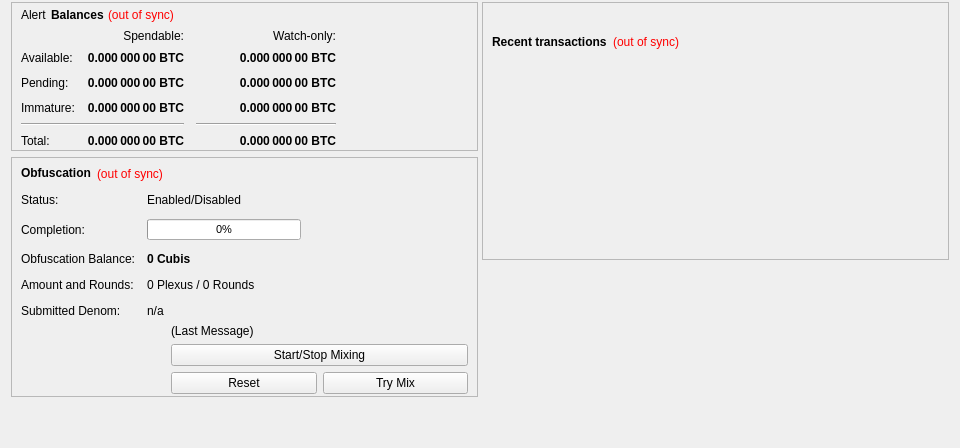
Qt form src/qt/forms/overviewpage.ui (altcuim/Cubiscoin) before a commit.
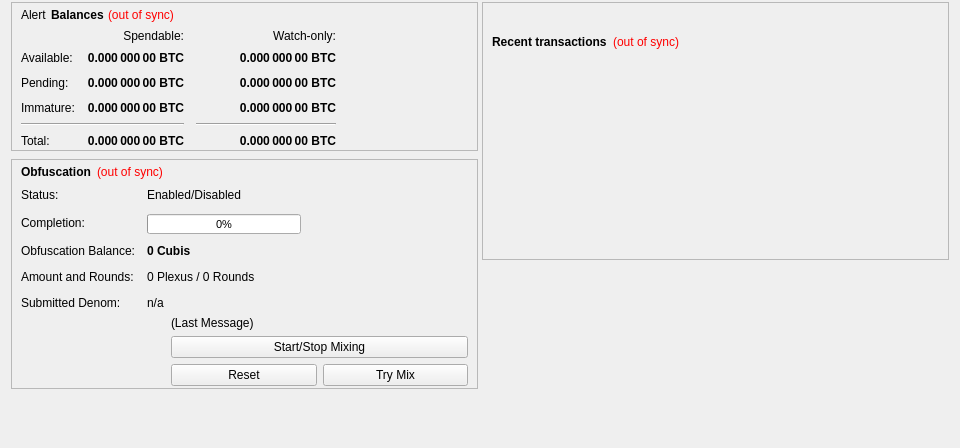
The same form after that commit.

Commit message: modified:   src/chainparams.cpp 	modified:   src/qt/bitcoingui.cpp 	modified:   src/qt/forms/overviewpage.ui 	modified:   src/qt/res/css/default.css 	modified:   src/qt/splashscreen.cpp

The edit to the form file:
```diff
--- a/src/qt/forms/overviewpage.ui
+++ b/src/qt/forms/overviewpage.ui
@@ -427,13 +427,13 @@
          <property name="minimumSize">
           <size>
            <width>0</width>
-           <height>240</height>
+           <height>230</height>
           </size>
          </property>
          <property name="maximumSize">
           <size>
            <width>16777215</width>
-           <height>250</height>
+           <height>225</height>
           </size>
          </property>
          <property name="layoutDirection">
```
The commit also changes 4 other files.
